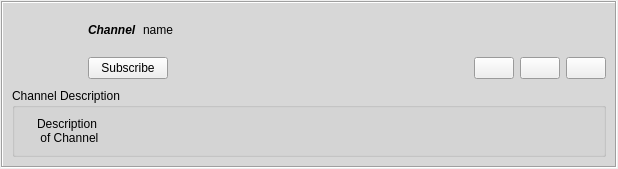
First picture: the form in retroshare-gui/src/gui/feeds/GxsChannelGroupItem.ui, repository RetroShare/RetroShare, before the edit.
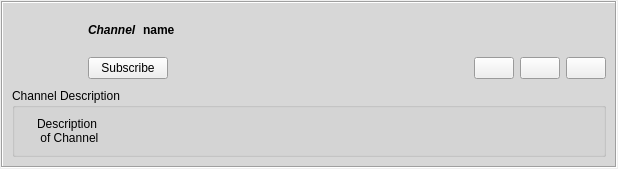
Second picture: the form after the edit. Icons and pictures are not drawn.

The edit to the form file:
```diff
--- a/retroshare-gui/src/gui/feeds/GxsChannelGroupItem.ui
+++ b/retroshare-gui/src/gui/feeds/GxsChannelGroupItem.ui
@@ -153,6 +153,12 @@
           </item>
           <item>
            <widget class="QLabel" name="nameLabel">
+            <property name="font">
+             <font>
+              <weight>75</weight>
+              <bold>true</bold>
+             </font>
+            </property>
             <property name="text">
              <string notr="true">name</string>
             </property>
```
Left out of the diff: 18 changed lines with no effect on the pictures.
